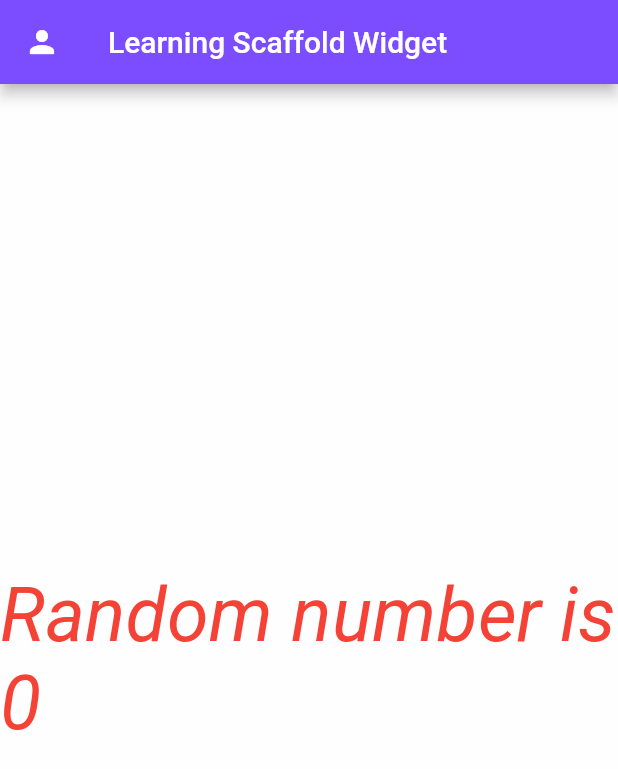
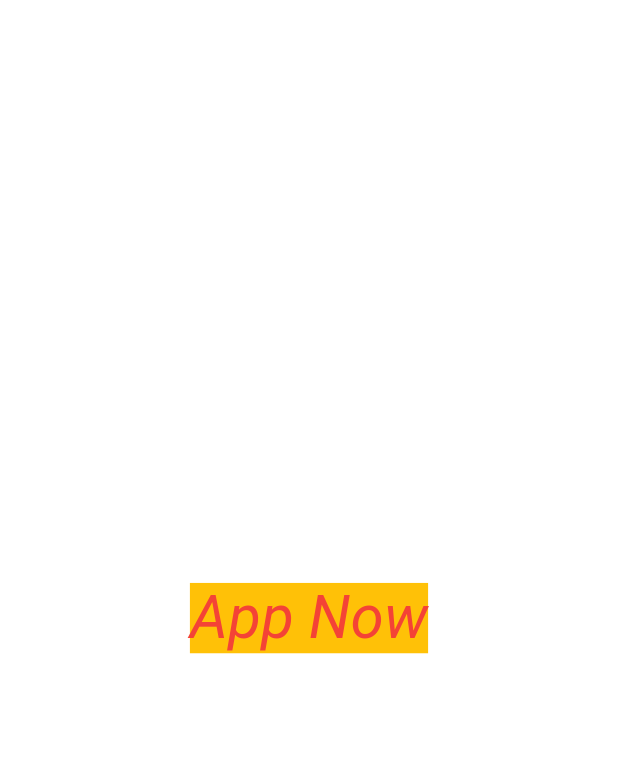
Before and after one commit to JunaidSAnsari/flutter_start, a Flutter app: the screen it shows after launch, on a phone screen of 412 x 824 dp. Shown: the top 769 px of the screen. Run offline on Flutter 3.47's test engine with Material 2 defaults, Android fonts, the phone set to English and light mode, and no system bars.

Commit message:
Flutter start

```diff
--- a/lib/main.dart
+++ b/lib/main.dart
@@ -2,21 +2,21 @@ import 'dart:math';
 
 import 'package:flutter/material.dart';
 
-// void main() {
-//   runApp(
-//     Center(
-//       child: Text(
-//         "App Now",
-//         textDirection: TextDirection.ltr,
-//         style: TextStyle(
-//             color: Colors.red,
-//             fontSize: 40,
-//             fontStyle: FontStyle.italic,
-//             backgroundColor: Colors.amber),
-//       ),
-//     ),
-//   );
-// }
+void main() {
+  runApp(
+    Center(
+      child: Text(
+        "App Now",
+        textDirection: TextDirection.ltr,
+        style: TextStyle(
+            color: Colors.red,
+            fontSize: 40,
+            fontStyle: FontStyle.italic,
+            backgroundColor: Colors.amber),
+      ),
+    ),
+  );
+}
 
 // //MaterialApp, Material
 // void main() {
@@ -33,38 +33,3 @@ import 'package:flutter/material.dart';
 //     ),
 //   ));
 // }
-
-//Scaffold
-void main() => runApp(MyClass());
-
-class MyClass extends StatelessWidget {
-  const MyClass({Key? key}) : super(key: key);
-
-  @override
-  Widget build(BuildContext context) {
-    return MaterialApp(
-      home: Scaffold(
-        appBar: AppBar(
-          backgroundColor: Colors.deepPurpleAccent,
-          leading: Icon(Icons.person),
-          title: Text("Learning Scaffold Widget"),
-        ),
-        body: Container(
-          color: Colors.white70,
-          child: Center(
-            child: Text(
-              "Random number is ${genRandomNum()}",
-              style: TextStyle(
-                  fontSize: 50, color: Colors.red, fontStyle: FontStyle.italic),
-            ),
-          ),
-        ),
-      ),
-    );
-  }
-}
-int genRandomNum (){
-  var randomObj = Random();
-  int randomNumber = randomObj.nextInt(10);
-  return randomNumber;
-}
```
